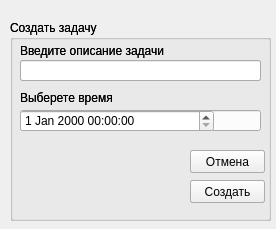
Before: the Qt Designer form tasks/planer/creat_task.ui in golyzhbina/part2, drawn with Qt 5.
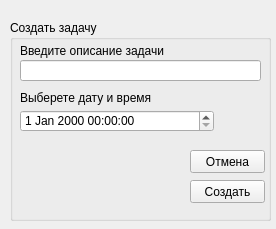
After: the same form once the commit is applied.

Diff of the .ui file:
```diff
--- a/tasks/planer/creat_task.ui
+++ b/tasks/planer/creat_task.ui
@@ -55,12 +55,12 @@
      <rect>
       <x>10</x>
       <y>70</y>
-      <width>101</width>
+      <width>131</width>
       <height>16</height>
      </rect>
     </property>
     <property name="text">
-     <string>Выберете время</string>
+     <string>Выберете дату и время</string>
     </property>
    </widget>
    <widget class="QLineEdit" name="task">
@@ -73,17 +73,7 @@
      </rect>
     </property>
    </widget>
-   <widget class="QLineEdit" name="time">
-    <property name="geometry">
-     <rect>
-      <x>10</x>
-      <y>90</y>
-      <width>241</width>
-      <height>21</height>
-     </rect>
-    </property>
-   </widget>
-   <widget class="QPushButton" name="pushButton">
+   <widget class="QPushButton" name="pushbuttton_creat">
     <property name="geometry">
      <rect>
       <x>180</x>
@@ -109,90 +99,15 @@
      <string>Отмена</string>
     </property>
    </widget>
-   <widget class="QGroupBox" name="groupBox_2">
+   <widget class="QDateTimeEdit" name="dateTimeEdit">
     <property name="geometry">
      <rect>
-      <x>0</x>
-      <y>0</y>
-      <width>261</width>
-      <height>201</height>
+      <x>10</x>
+      <y>90</y>
+      <width>194</width>
+      <height>22</height>
      </rect>
     </property>
-    <property name="title">
-     <string>Создать задачу</string>
-    </property>
-    <widget class="QLabel" name="label_5">
-     <property name="geometry">
-      <rect>
-       <x>10</x>
-       <y>20</y>
-       <width>151</width>
-       <height>21</height>
-      </rect>
-     </property>
-     <property name="text">
-      <string>Введите описание задачи</string>
-     </property>
-    </widget>
-    <widget class="QLabel" name="label_6">
-     <property name="geometry">
-      <rect>
-       <x>10</x>
-       <y>70</y>
-       <width>101</width>
-       <height>16</height>
-      </rect>
-     </property>
-     <property name="text">
-      <string>Выберете время</string>
-     </property>
-    </widget>
-    <widget class="QLineEdit" name="task_2">
-     <property name="geometry">
-      <rect>
-       <x>10</x>
-       <y>40</y>
-       <width>241</width>
-       <height>21</height>
-      </rect>
-     </property>
-    </widget>
-    <widget class="QPushButton" name="pushButton_3">
-     <property name="geometry">
-      <rect>
-       <x>180</x>
-       <y>160</y>
-       <width>75</width>
-       <height>23</height>
-      </rect>
-     </property>
-     <property name="text">
-      <string>Создать</string>
-     </property>
-    </widget>
-    <widget class="QPushButton" name="pushButton_4">
-     <property name="geometry">
-      <rect>
-       <x>180</x>
-       <y>130</y>
-       <width>75</width>
-       <height>23</height>
-      </rect>
-     </property>
-     <property name="text">
-      <string>Отмена</string>
-     </property>
-    </widget>
-    <widget class="QDateTimeEdit" name="dateTimeEdit">
-     <property name="geometry">
-      <rect>
-       <x>10</x>
-       <y>90</y>
-       <width>194</width>
-       <height>22</height>
-      </rect>
-     </property>
-    </widget>
    </widget>
   </widget>
  </widget>
```
Left out of the diff: 2 changed lines with no effect on the pictures.
